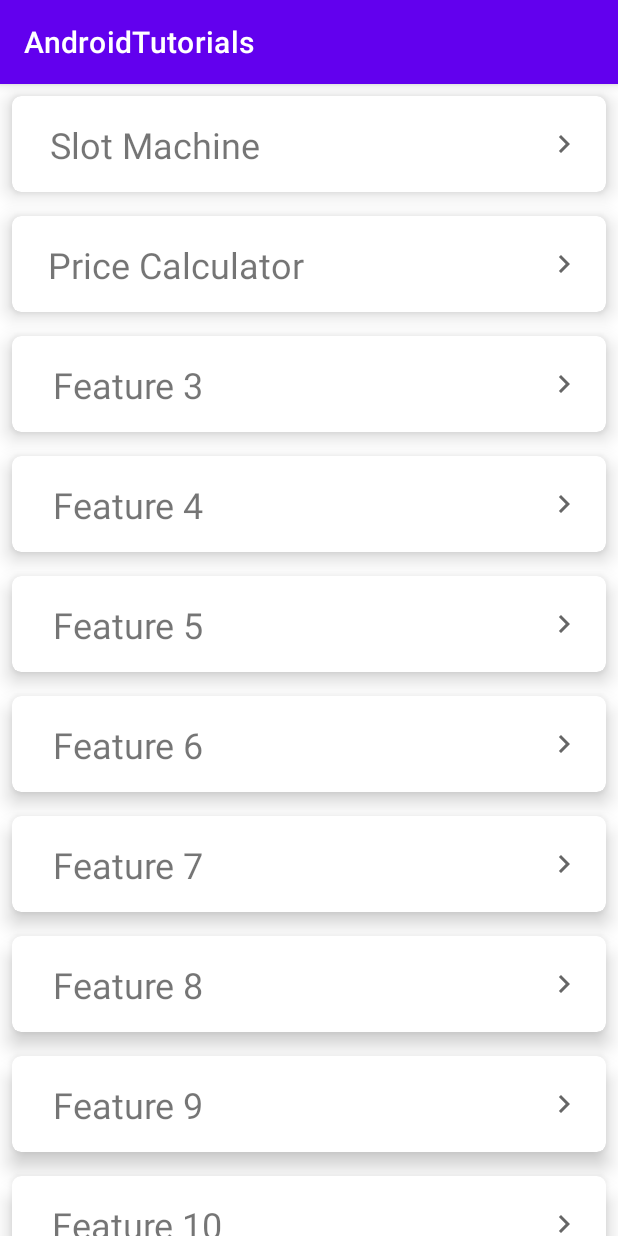
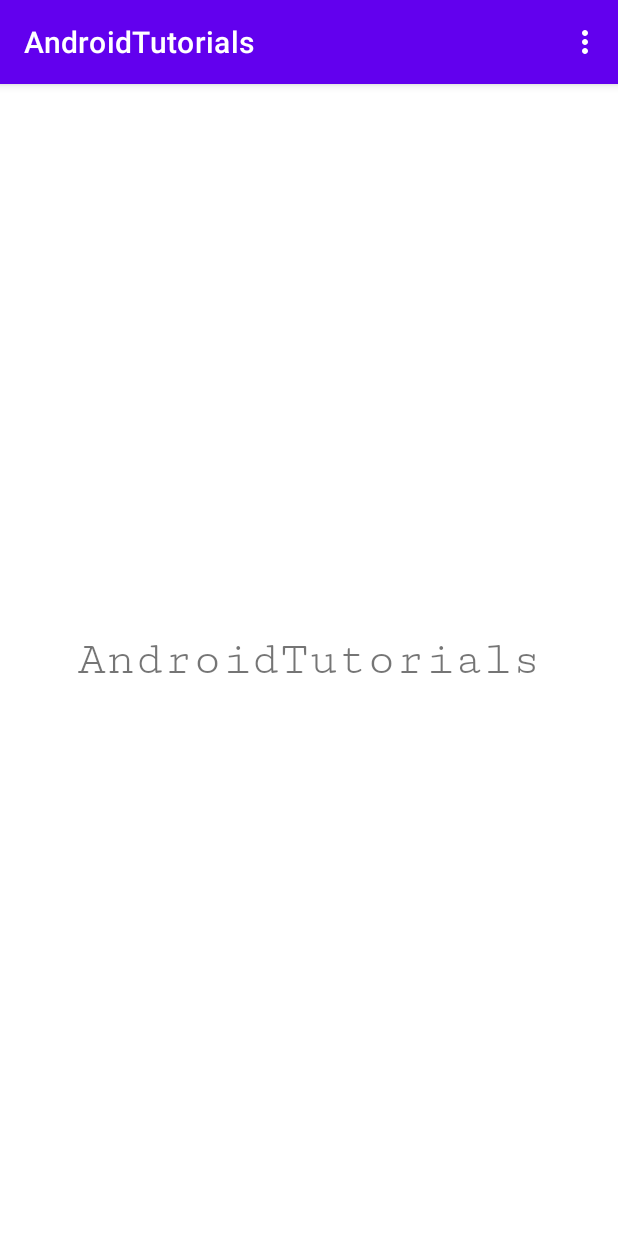
Before and after one commit to niranjk/android_tutorial, an Android app: the screen it shows after launch (MainActivity), on a phone screen of 412 x 824 dp. Run offline under Robolectric (Android 15) with nearby library versions, the phone set to English and light mode, and no system bars; our stand-ins replace data binding.

Commit message:
Fragment, Menu, Navigation Graph, Navigation Drawer

```diff
--- a/app/src/main/java/com/niranjan/androidtutorials/MainConstants.kt
+++ b/app/src/main/java/com/niranjan/androidtutorials/MainConstants.kt
@@ -3,6 +3,9 @@ package com.niranjan.androidtutorials
 object MainConstants {
     enum class Feature(val value: String) {
         SLOT("Slot Machine"),
-        PRICE("Price Calculator")
+        PRICE("Price Calculator"),
+        QUIZ("Quiz")
     }
+
+    const val SLOT_EXTRA_KEY = "SLOT_EXTRA_KEY"
 }
--- /dev/null
+++ b/app/src/main/java/com/niranjan/androidtutorials/MainFragment.kt
@@ -0,0 +1,23 @@
+package com.niranjan.androidtutorials
+
+import android.os.Bundle
+import android.view.*
+import androidx.databinding.DataBindingUtil
+import androidx.fragment.app.Fragment
+import com.niranjan.androidtutorials.databinding.FragmentMainBinding
+
+class MainFragment : Fragment() {
+
+    lateinit var mainBinding: FragmentMainBinding
+
+    override fun onCreateView(inflater: LayoutInflater, container: ViewGroup?, savedInstanceState: Bundle?): View {
+        mainBinding = DataBindingUtil.inflate(
+            inflater,
+            R.layout.fragment_main,
+            container,
+            false
+        )
+        return mainBinding.root
+    }
+
+}
--- /dev/null
+++ b/app/src/main/java/com/niranjan/androidtutorials/options/ContactsHelpFragment.kt
@@ -0,0 +1,4 @@
+package com.niranjan.androidtutorials.options
+
+class ContactsHelpFragment {
+}
--- /dev/null
+++ b/app/src/main/res/drawable/ic_about.xml
@@ -0,0 +1,10 @@
+<vector xmlns:android="http://schemas.android.com/apk/res/android"
+    android:width="24dp"
+    android:height="24dp"
+    android:viewportWidth="24"
+    android:viewportHeight="24"
+    android:tint="?attr/colorControlNormal">
+  <path
+      android:fillColor="@android:color/white"
+      android:pathData="M12,2C6.48,2 2,6.48 2,12s4.48,10 10,10 10,-4.48 10,-10S17.52,2 12,2zM13,17h-2v-6h2v6zM13,9h-2L11,7h2v2z"/>
+</vector>
--- /dev/null
+++ b/app/src/main/res/drawable/ic_contact_support.xml
@@ -0,0 +1,11 @@
+<vector xmlns:android="http://schemas.android.com/apk/res/android"
+    android:width="24dp"
+    android:height="24dp"
+    android:viewportWidth="24"
+    android:viewportHeight="24"
+    android:tint="?attr/colorControlNormal"
+    android:autoMirrored="true">
+  <path
+      android:fillColor="@android:color/white"
+      android:pathData="M11.5,2C6.81,2 3,5.81 3,10.5S6.81,19 11.5,19h0.5v3c4.86,-2.34 8,-7 8,-11.5C20,5.81 16.19,2 11.5,2zM12.5,16.5h-2v-2h2v2zM12.5,13h-2c0,-3.25 3,-3 3,-5 0,-1.1 -0.9,-2 -2,-2s-2,0.9 -2,2h-2c0,-2.21 1.79,-4 4,-4s4,1.79 4,4c0,2.5 -3,2.75 -3,5z"/>
+</vector>
--- a/app/src/main/res/layout/activity_main.xml
+++ b/app/src/main/res/layout/activity_main.xml
@@ -1,21 +1,33 @@
 <?xml version="1.0" encoding="utf-8"?>
-<layout>
-    <androidx.constraintlayout.widget.ConstraintLayout
-            xmlns:android="http://schemas.android.com/apk/res/android"
-            xmlns:tools="http://schemas.android.com/tools"
-            xmlns:app="http://schemas.android.com/apk/res-auto"
-            android:layout_width="match_parent"
-            android:layout_height="match_parent"
-            tools:context=".MainActivity">
+<layout
+        xmlns:android="http://schemas.android.com/apk/res/android"
+        xmlns:tools="http://schemas.android.com/tools"
+        xmlns:app="http://schemas.android.com/apk/res-auto">
 
-        <androidx.recyclerview.widget.RecyclerView
-                android:id="@+id/main_rv"
+        <!-- Use DrawerLayout as root container for activity -->
+        <androidx.drawerlayout.widget.DrawerLayout
+                android:id="@+id/drawer_layout"
                 android:layout_width="match_parent"
-                android:layout_height="wrap_content"
-                app:layout_constraintStart_toStartOf="parent"
-                app:layout_constraintEnd_toEndOf="parent"
-                app:layout_constraintTop_toTopOf="parent"/>
+                android:layout_height="match_parent"
+                android:fitsSystemWindows="true">
 
+            <!-- Layout to contain contents of main body of screen (drawer will slide over this) -->
+            <androidx.fragment.app.FragmentContainerView
+                    android:name="androidx.navigation.fragment.NavHostFragment"
+                    android:id="@+id/nav_host_fragment"
+                    android:layout_width="match_parent"
+                    android:layout_height="match_parent"
+                    app:defaultNavHost="true"
+                    app:navGraph="@navigation/main_navigation_graph" />
 
-    </androidx.constraintlayout.widget.ConstraintLayout>
+            <!-- Container for contents of drawer - use NavigationView to make configuration easier -->
+            <com.google.android.material.navigation.NavigationView
+                    android:id="@+id/nav_view"
+                    android:layout_width="wrap_content"
+                    android:layout_height="match_parent"
+                    android:layout_gravity="start"
+                    android:fitsSystemWindows="true" />
+
+        </androidx.drawerlayout.widget.DrawerLayout>
+
 </layout>
--- /dev/null
+++ b/app/src/main/res/layout/fragment_main.xml
@@ -0,0 +1,23 @@
+<layout>
+    <androidx.constraintlayout.widget.ConstraintLayout
+            xmlns:android="http://schemas.android.com/apk/res/android"
+            xmlns:tools="http://schemas.android.com/tools"
+            xmlns:app="http://schemas.android.com/apk/res-auto"
+            android:layout_width="match_parent"
+            android:layout_height="match_parent"
+            tools:context=".MainActivity">
+
+        <androidx.appcompat.widget.AppCompatTextView
+                android:layout_width="match_parent"
+                android:layout_height="wrap_content"
+                app:layout_constraintTop_toTopOf="parent"
+                app:layout_constraintBottom_toBottomOf="parent"
+                android:text="@string/app_name"
+                android:gravity="center"
+                app:fontFamily="serif-monospace"
+                android:textSize="@dimen/text_32sp"
+        />
+
+
+    </androidx.constraintlayout.widget.ConstraintLayout>
+</layout>
--- /dev/null
+++ b/app/src/main/res/menu/options_menu.xml
@@ -0,0 +1,12 @@
+<?xml version="1.0" encoding="utf-8"?>
+<menu xmlns:android="http://schemas.android.com/apk/res/android">
+    <item
+        android:id="@+id/nav_about_fragment"
+        android:icon="@drawable/ic_about"
+        android:title="@string/label_options_menu_about"/>
+    <item
+        android:id="@+id/nav_contacts"
+        android:icon="@drawable/ic_contact_support"
+        android:title="@string/label_options_menu_contacts"
+    />
+</menu>
--- /dev/null
+++ b/app/src/main/res/navigation/main_navigation_graph.xml
@@ -0,0 +1,8 @@
+<?xml version="1.0" encoding="utf-8"?>
+<navigation xmlns:android="http://schemas.android.com/apk/res/android"
+            xmlns:app="http://schemas.android.com/apk/res-auto"
+            android:id="@+id/main_navigation" app:startDestination="@id/mainFragment">
+
+    <fragment android:id="@+id/mainFragment" android:name="com.niranjan.androidtutorials.MainFragment"
+              android:label="MainFragment"/>
+</navigation>
--- a/app/src/main/res/values/strings.xml
+++ b/app/src/main/res/values/strings.xml
@@ -36,4 +36,9 @@
 
     <!-- Formatted string for the  price  -->
     <string name="final_price">Price After Discount: </string>
+
+    <!--Options Menu Label-->
+    <string name="label_options_menu_about">About</string>
+    <string name="label_options_menu_contacts">Contacts</string>
+
 </resources>
--- a/gradle.properties
+++ b/gradle.properties
@@ -23,3 +23,4 @@ kotlin.code.style=official
 # Dynamic Navigation Class Names
 df_slot_activity = "com.niranjan.androidtutorials.slot.SlotActivity"
 df_price_activity = "com.niranjan.androidtutorials.price.PriceCalculatorActivity"
+df_quiz_activity = "com.niranjan.androidtutorials.quiz.QuizActivity"
```
Also changed, not shown: app/build.gradle (+10 -4 lines), app/src/main/java/com/niranjan/androidtutorials/MainActivity.kt (+34 -2 lines), app/src/main/java/com/niranjan/androidtutorials/options/AboutInfoFragment.kt (added, +25 -0 lines), app/src/main/java/com/niranjan/androidtutorials/quiz/QuizActivity.kt (added, +41 -0 lines), app/src/main/res/layout/activity_quiz.xml (added, +9 -0 lines), app/src/main/res/layout/fragment_aboutinfo.xml (added, +23 -0 lines), build.gradle (+8 -0 lines), 1 other file.
